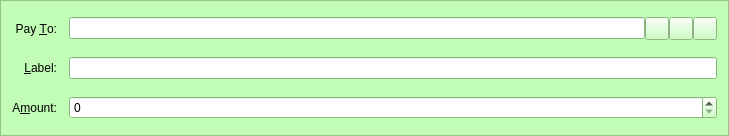
Qt form src/qt/forms/sendcoinsentry.ui (IParn/LimecoinX) before a commit.
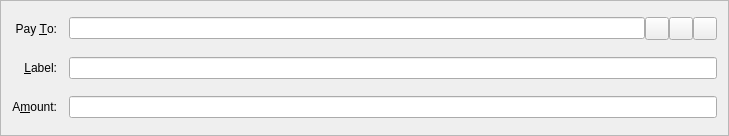
The same form after that commit. Icons and pictures are not drawn. Custom widgets are drawn as their Qt base class.

Patch:
```diff
--- a/src/qt/forms/sendcoinsentry.ui
+++ b/src/qt/forms/sendcoinsentry.ui
@@ -10,421 +10,6 @@
     <height>136</height>
    </rect>
   </property>
-  <property name="palette">
-   <palette>
-    <active>
-     <colorrole role="WindowText">
-      <brush brushstyle="SolidPattern">
-       <color alpha="255">
-        <red>0</red>
-        <green>0</green>
-        <blue>0</blue>
-       </color>
-      </brush>
-     </colorrole>
-     <colorrole role="Button">
-      <brush brushstyle="SolidPattern">
-       <color alpha="255">
-        <red>193</red>
-        <green>253</green>
-        <blue>181</blue>
-       </color>
-      </brush>
-     </colorrole>
-     <colorrole role="Light">
-      <brush brushstyle="SolidPattern">
-       <color alpha="255">
-        <red>255</red>
-        <green>255</green>
-        <blue>255</blue>
-       </color>
-      </brush>
-     </colorrole>
-     <colorrole role="Midlight">
-      <brush brushstyle="SolidPattern">
-       <color alpha="255">
-        <red>224</red>
-        <green>254</green>
-        <blue>218</blue>
-       </color>
-      </brush>
-     </colorrole>
-     <colorrole role="Dark">
-      <brush brushstyle="SolidPattern">
-       <color alpha="255">
-        <red>96</red>
-        <green>126</green>
-        <blue>90</blue>
-       </color>
-      </brush>
-     </colorrole>
-     <colorrole role="Mid">
-      <brush brushstyle="SolidPattern">
-       <color alpha="255">
-        <red>129</red>
-        <green>169</green>
-        <blue>121</blue>
-       </color>
-      </brush>
-     </colorrole>
-     <colorrole role="Text">
-      <brush brushstyle="SolidPattern">
-       <color alpha="255">
-        <red>0</red>
-        <green>0</green>
-        <blue>0</blue>
-       </color>
-      </brush>
-     </colorrole>
-     <colorrole role="BrightText">
-      <brush brushstyle="SolidPattern">
-       <color alpha="255">
-        <red>255</red>
-        <green>255</green>
-        <blue>255</blue>
-       </color>
-      </brush>
-     </colorrole>
-     <colorrole role="ButtonText">
-      <brush brushstyle="SolidPattern">
-       <color alpha="255">
-        <red>0</red>
-        <green>0</green>
-        <blue>0</blue>
-       </color>
-      </brush>
-     </colorrole>
-     <colorrole role="Base">
-      <brush brushstyle="SolidPattern">
-       <color alpha="255">
-        <red>255</red>
-        <green>255</green>
-        <blue>255</blue>
-       </color>
-      </brush>
-     </colorrole>
-     <colorrole role="Window">
-      <brush brushstyle="SolidPattern">
-       <color alpha="255">
-        <red>193</red>
-        <green>253</green>
-        <blue>181</blue>
-       </color>
-      </brush>
-     </colorrole>
-     <colorrole role="Shadow">
-      <brush brushstyle="SolidPattern">
-       <color alpha="255">
-        <red>0</red>
-        <green>0</green>
-        <blue>0</blue>
-       </color>
-      </brush>
-     </colorrole>
-     <colorrole role="AlternateBase">
-      <brush brushstyle="SolidPattern">
-       <color alpha="255">
-        <red>224</red>
-        <green>254</green>
-        <blue>218</blue>
-       </color>
-      </brush>
-     </colorrole>
-     <colorrole role="ToolTipBase">
-      <brush brushstyle="SolidPattern">
-       <color alpha="255">
-        <red>255</red>
-        <green>255</green>
-        <blue>220</blue>
-       </color>
-      </brush>
-     </colorrole>
-     <colorrole role="ToolTipText">
-      <brush brushstyle="SolidPattern">
-       <color alpha="255">
-        <red>0</red>
-        <green>0</green>
-        <blue>0</blue>
-       </color>
-      </brush>
-     </colorrole>
-    </active>
-    <inactive>
-     <colorrole role="WindowText">
-      <brush brushstyle="SolidPattern">
-       <color alpha="255">
-        <red>0</red>
-        <green>0</green>
-        <blue>0</blue>
-       </color>
-      </brush>
-     </colorrole>
-     <colorrole role="Button">
-      <brush brushstyle="SolidPattern">
-       <color alpha="255">
-        <red>193</red>
-        <green>253</green>
-        <blue>181</blue>
-       </color>
-      </brush>
-     </colorrole>
-     <colorrole role="Light">
-      <brush brushstyle="SolidPattern">
-       <color alpha="255">
-        <red>255</red>
-        <green>255</green>
-        <blue>255</blue>
-       </color>
-      </brush>
-     </colorrole>
-     <colorrole role="Midlight">
-      <brush brushstyle="SolidPattern">
-       <color alpha="255">
-        <red>224</red>
-        <green>254</green>
-        <blue>218</blue>
-       </color>
-      </brush>
-     </colorrole>
-     <colorrole role="Dark">
-      <brush brushstyle="SolidPattern">
-       <color alpha="255">
-        <red>96</red>
-        <green>126</green>
-        <blue>90</blue>
-       </color>
-      </brush>
-     </colorrole>
-     <colorrole role="Mid">
-      <brush brushstyle="SolidPattern">
-       <color alpha="255">
-        <red>129</red>
-        <green>169</green>
-        <blue>121</blue>
-       </color>
-      </brush>
-     </colorrole>
-     <colorrole role="Text">
-      <brush brushstyle="SolidPattern">
-       <color alpha="255">
-        <red>0</red>
-        <green>0</green>
-        <blue>0</blue>
-       </color>
-      </brush>
-     </colorrole>
-     <colorrole role="BrightText">
-      <brush brushstyle="SolidPattern">
-       <color alpha="255">
-        <red>255</red>
-        <green>255</green>
-        <blue>255</blue>
-       </color>
-      </brush>
-     </colorrole>
-     <colorrole role="ButtonText">
-      <brush brushstyle="SolidPattern">
-       <color alpha="255">
-        <red>0</red>
-        <green>0</green>
-        <blue>0</blue>
-       </color>
-      </brush>
-     </colorrole>
-     <colorrole role="Base">
-      <brush brushstyle="SolidPattern">
-       <color alpha="255">
-        <red>255</red>
-        <green>255</green>
-        <blue>255</blue>
-       </color>
-      </brush>
-     </colorrole>
-     <colorrole role="Window">
-      <brush brushstyle="SolidPattern">
-       <color alpha="255">
-        <red>193</red>
-        <green>253</green>
-        <blue>181</blue>
-       </color>
-      </brush>
-     </colorrole>
-     <colorrole role="Shadow">
-      <brush brushstyle="SolidPattern">
-       <color alpha="255">
-        <red>0</red>
-        <green>0</green>
-        <blue>0</blue>
-       </color>
-      </brush>
-     </colorrole>
-     <colorrole role="AlternateBase">
-      <brush brushstyle="SolidPattern">
-       <color alpha="255">
-        <red>224</red>
-        <green>254</green>
-        <blue>218</blue>
-       </color>
-      </brush>
-     </colorrole>
-     <colorrole role="ToolTipBase">
-      <brush brushstyle="SolidPattern">
-       <color alpha="255">
-        <red>255</red>
-        <green>255</green>
-        <blue>220</blue>
-       </color>
-      </brush>
-     </colorrole>
-     <colorrole role="ToolTipText">
-      <brush brushstyle="SolidPattern">
-       <color alpha="255">
-        <red>0</red>
-        <green>0</green>
-        <blue>0</blue>
-       </color>
-      </brush>
-     </colorrole>
-    </inactive>
-    <disabled>
-     <colorrole role="WindowText">
-      <brush brushstyle="SolidPattern">
-       <color alpha="255">
-        <red>96</red>
-        <green>126</green>
-        <blue>90</blue>
-       </color>
-      </brush>
-     </colorrole>
-     <colorrole role="Button">
-      <brush brushstyle="SolidPattern">
-       <color alpha="255">
-        <red>193</red>
-        <green>253</green>
-        <blue>181</blue>
-       </color>
-      </brush>
-     </colorrole>
-     <colorrole role="Light">
-      <brush brushstyle="SolidPattern">
-       <color alpha="255">
-        <red>255</red>
-        <green>255</green>
-        <blue>255</blue>
-       </color>
-      </brush>
-     </colorrole>
-     <colorrole role="Midlight">
-      <brush brushstyle="SolidPattern">
-       <color alpha="255">
-        <red>224</red>
-        <green>254</green>
-        <blue>218</blue>
-       </color>
-      </brush>
-     </colorrole>
-     <colorrole role="Dark">
-      <brush brushstyle="SolidPattern">
-       <color alpha="255">
-        <red>96</red>
-        <green>126</green>
-        <blue>90</blue>
-       </color>
-      </brush>
-     </colorrole>
-     <colorrole role="Mid">
-      <brush brushstyle="SolidPattern">
-       <color alpha="255">
-        <red>129</red>
-        <green>169</green>
-        <blue>121</blue>
-       </color>
-      </brush>
-     </colorrole>
-     <colorrole role="Text">
-      <brush brushstyle="SolidPattern">
-       <color alpha="255">
-        <red>96</red>
-        <green>126</green>
-        <blue>90</blue>
-       </color>
-      </brush>
-     </colorrole>
-     <colorrole role="BrightText">
-      <brush brushstyle="SolidPattern">
-       <color alpha="255">
-        <red>255</red>
-        <green>255</green>
-        <blue>255</blue>
-       </color>
-      </brush>
-     </colorrole>
-     <colorrole role="ButtonText">
-      <brush brushstyle="SolidPattern">
-       <color alpha="255">
-        <red>96</red>
-        <green>126</green>
-        <blue>90</blue>
-       </color>
-      </brush>
-     </colorrole>
-     <colorrole role="Base">
-      <brush brushstyle="SolidPattern">
-       <color alpha="255">
-        <red>193</red>
-        <green>253</green>
-        <blue>181</blue>
-       </color>
-      </brush>
-     </colorrole>
-     <colorrole role="Window">
-      <brush brushstyle="SolidPattern">
-       <color alpha="255">
-        <red>193</red>
-        <green>253</green>
-        <blue>181</blue>
-       </color>
-      </brush>
-     </colorrole>
-     <colorrole role="Shadow">
-      <brush brushstyle="SolidPattern">
-       <color alpha="255">
-        <red>0</red>
-        <green>0</green>
-        <blue>0</blue>
-       </color>
-      </brush>
-     </colorrole>
-     <colorrole role="AlternateBase">
-      <brush brushstyle="SolidPattern">
-       <color alpha="255">
-        <red>193</red>
-        <green>253</green>
-        <blue>181</blue>
-       </color>
-      </brush>
-     </colorrole>
-     <colorrole role="ToolTipBase">
-      <brush brushstyle="SolidPattern">
-       <color alpha="255">
-        <red>255</red>
-        <green>255</green>
-        <blue>220</blue>
-       </color>
-      </brush>
-     </colorrole>
-     <colorrole role="ToolTipText">
-      <brush brushstyle="SolidPattern">
-       <color alpha="255">
-        <red>0</red>
-        <green>0</green>
-        <blue>0</blue>
-       </color>
-      </brush>
-     </colorrole>
-    </disabled>
-   </palette>
-  </property>
   <property name="windowTitle">
    <string>Form</string>
   </property>
@@ -467,6 +52,23 @@
    <item row="5" column="1">
     <widget class="BitcoinAmountField" name="payAmount"/>
    </item>
+   <item row="4" column="1">
+    <layout class="QHBoxLayout" name="horizontalLayout_2">
+     <property name="spacing">
+      <number>0</number>
+     </property>
+     <item>
+      <widget class="QValidatedLineEdit" name="addAsLabel">
+       <property name="enabled">
+        <bool>true</bool>
+       </property>
+       <property name="toolTip">
+        <string>Enter a label for this address to add it to your address book</string>
+       </property>
+      </widget>
+     </item>
+    </layout>
+   </item>
    <item row="4" column="0">
     <widget class="QLabel" name="label_4">
      <property name="text">
@@ -504,8 +106,14 @@
         <string/>
        </property>
        <property name="icon">
-        <iconset resource="../bitcoin.qrc">
-         <normaloff>:/icons/address-book</normaloff>:/icons/address-book</iconset>
+        <iconset resource="../themes.qrc">
+         <normaloff>:/default/res/themes/default/icons/light/address-book.png</normaloff>:/default/res/themes/default/icons/light/address-book.png</iconset>
+       </property>
+       <property name="iconSize">
+        <size>
+         <width>16</width>
+         <height>16</height>
+        </size>
        </property>
        <property name="shortcut">
         <string>Alt+A</string>
@@ -545,27 +153,20 @@
      </item>
     </layout>
    </item>
-   <item row="4" column="1">
-    <widget class="QValidatedLineEdit" name="addAsLabel">
-     <property name="toolTip">
-      <string>Enter a label for this address to add it to your address book</string>
-     </property>
-    </widget>
-   </item>
   </layout>
  </widget>
  <customwidgets>
+  <customwidget>
+   <class>QValidatedLineEdit</class>
+   <extends>QLineEdit</extends>
+   <header>qvalidatedlineedit.h</header>
+  </customwidget>
   <customwidget>
    <class>BitcoinAmountField</class>
-   <extends>QSpinBox</extends>
+   <extends>QLineEdit</extends>
    <header>bitcoinamountfield.h</header>
    <container>1</container>
   </customwidget>
-  <customwidget>
-   <class>QValidatedLineEdit</class>
-   <extends>QLineEdit</extends>
-   <header>qvalidatedlineedit.h</header>
-  </customwidget>
  </customwidgets>
  <resources>
   <include location="../bitcoin.qrc"/>
```
Left out of the diff: 7 changed lines with no effect on the pictures.
